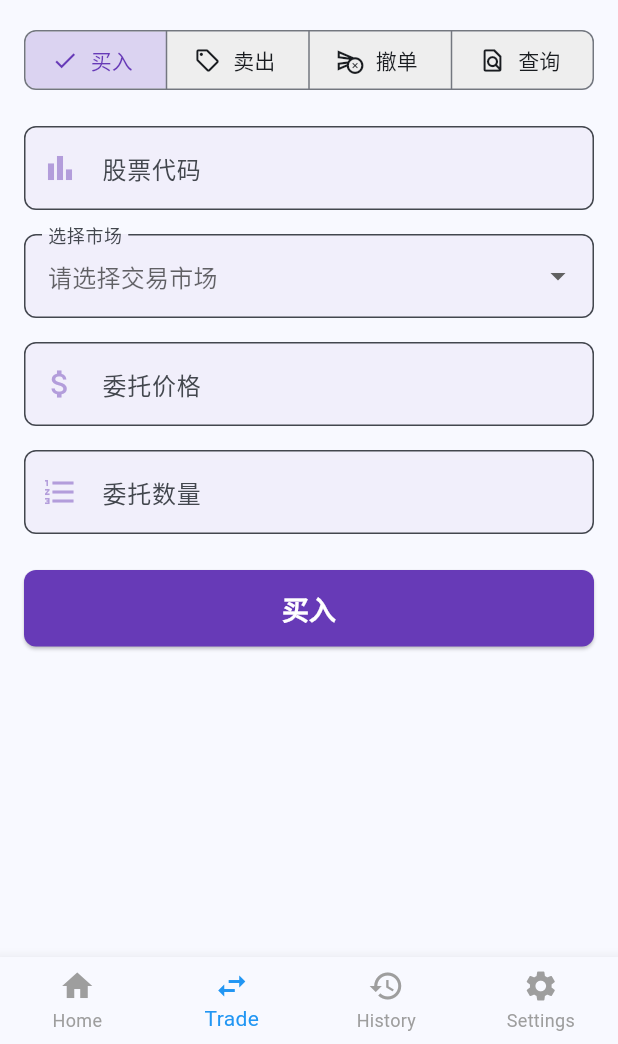
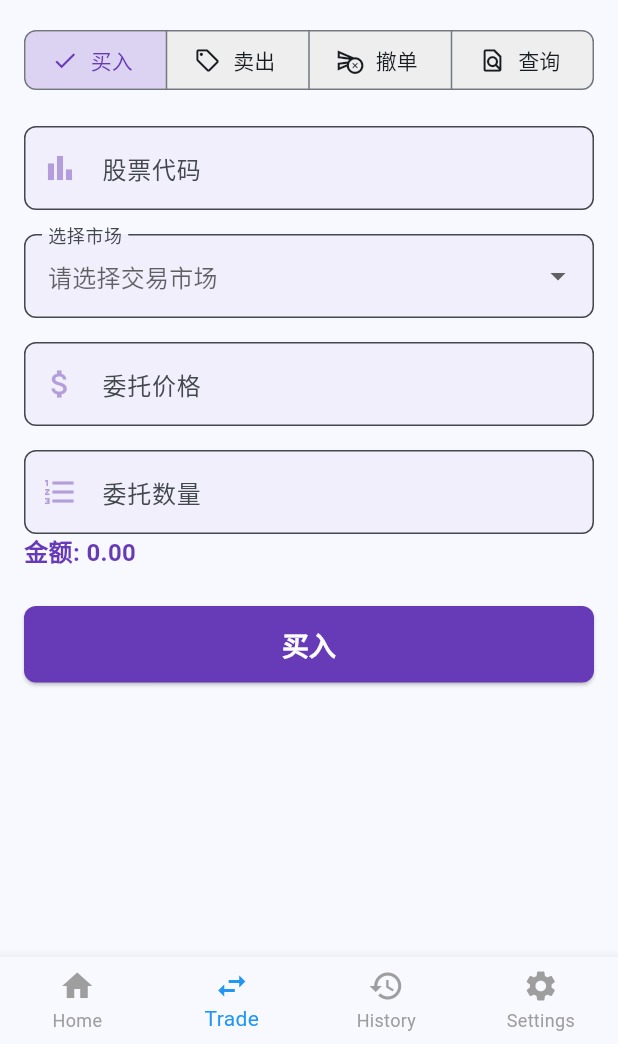
Before and after one commit to sunlei213/myapp, a Flutter app: the screen it shows after launch, item 2 of the bottom bar chosen, on a phone screen of 412 x 824 dp, the part 192-1236 px from its top. Run offline on Flutter 3.47's test engine with Material 3 defaults, Android fonts, the phone set to English and light mode, and no system bars; our stand-ins replace get_it, shared_preferences; accounts and stored records are empty.

Commit message:
完善历史委托查询

```diff
--- a/lib/models/account.dart
+++ b/lib/models/account.dart
@@ -26,8 +26,6 @@ class Account {
   factory Account.fromJson(Map<String, dynamic> json) {
     var list = json['stocks'] as List;
     Map<String, dynamic> userMap = json['user'] as Map<String, dynamic>;
-    debugPrint(userMap.toString());
-    debugPrint(list.toString());
     List<StockInfo> stockList = list.map((i) => StockInfo.fromJson(i)).toList();
 
     return Account(
--- a/lib/models/trade_record.dart
+++ b/lib/models/trade_record.dart
@@ -1,21 +1,56 @@
+import 'package:myapp/api/utils.dart';
+
 class TradeRecord {
-  final String id;
-  final String account;
+  final String userId;
   final String code;
   final String name;
   final String type; // 'buy' or 'sell'
-  final int quantity;
+  final int volume;
   final double price;
-  final DateTime time;
+  final double price1; // 成交价格 (Deal price)
+  final int volume1; // 成交数量 (Deal volume)
+  final int returnVol; // 撤单数量 (Return volume)
+  final String date;
+  final String time;
+  final String status; // 状态 (Status)
+  final String msg; // 消息 (Message)
+  final String market; // 市场 (Market)
 
   TradeRecord({
-    required this.id,
-    required this.account,
+    required this.userId,
     required this.code,
     required this.name,
     required this.type,
-    required this.quantity,
+    required this.volume,
     required this.price,
+    required this.price1,
+    required this.volume1,
+    required this.returnVol,
+    required this.date,
     required this.time,
+    required this.status,
+    required this.msg,
+    required this.market,
   });
+
+
+
+  factory TradeRecord.fromJson(Map<String, dynamic> json) {
+    return TradeRecord(
+      userId: json['user_id'].toString(),
+      code: json['stock_code']??'',
+      name: json['stock_name']??'',
+      type: json['type']??'',
+      volume: json.getInt('volume') ?? 0,
+      price: json.getDouble('price') ?? 0.0,
+      price1: json.getDouble('price1') ?? 0.0,
+      volume1: json.getInt('volume1') ?? 0,
+      returnVol: json.getInt('returnVol') ?? 0,
+      date: json['day']??'',
+      time: json['time']??'',
+      status: json['status']??'',
+      msg: json['msg']??'',
+      market: json['market']??'',
+    );
+  }
 }
--- a/lib/pages/home_page.dart
+++ b/lib/pages/home_page.dart
@@ -301,7 +301,7 @@ class _HomePageState extends State<HomePage> {
                 Text(
                   stock.profitLoss.toStringAsFixed(2),
                   style: TextStyle(
-                    color: stock.profitLoss >= 0
+                    color: stock.profitLoss < 0
                         ? Colors.green
                         : Colors.red, // 根据盈亏显示不同颜色 (Display different colors based on profit/loss)
                   ),
--- a/lib/pages/trade_page.dart
+++ b/lib/pages/trade_page.dart
@@ -341,7 +341,7 @@ class _TradePageState extends State<TradePage> {
                         if (value == null || value.isEmpty) {
                           return '请输入委托价格';
                         }
-                        if (double.tryParse(value) == null || double.parse(value) <= 0) {
+                        if (double.tryParse(value) == null || double.parse(value) < 0) {
                           return '请输入有效的价格';
                         }
                       }
@@ -368,6 +368,9 @@ class _TradePageState extends State<TradePage> {
                       }
                       return null;
                     },
+                  ),
+                  Text('金额: ${((int.tryParse(_quantityController.text) ?? 0) * (double.tryParse(_priceController.text) ?? 0.0)).toStringAsFixed(2)}',
+                    style: TextStyle(fontSize: 16, fontWeight: FontWeight.bold, color: Colors.deepPurple),
                   ),
                 if (_showPriceAndQuantityFields()) const SizedBox(height: 24),
 
--- a/pubspec.yaml
+++ b/pubspec.yaml
@@ -41,7 +41,7 @@ dependencies:
   intl: ^0.20.2
   shared_preferences: ^2.2.2
   provider: ^6.0.5
-  get_it: ^7.7.0
+  get_it: ^8.0.3
 
 dev_dependencies:
   flutter_test:
```
Also changed, not shown: lib/api/stock_api.dart (+17 -23 lines), lib/pages/history_page.dart (+55 -122 lines), pubspec.lock.
